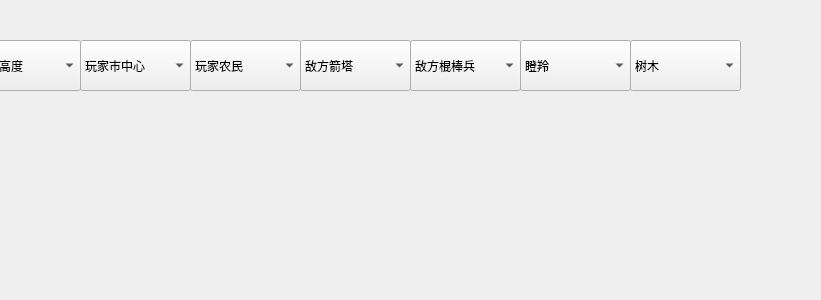
Above: Editor.ui from hackermmzz/new-aoe before the change; both pictures show x 360 to 1181 and y 0 to 300 of the 1500 by 300 pixel window. Below: the same form after it.
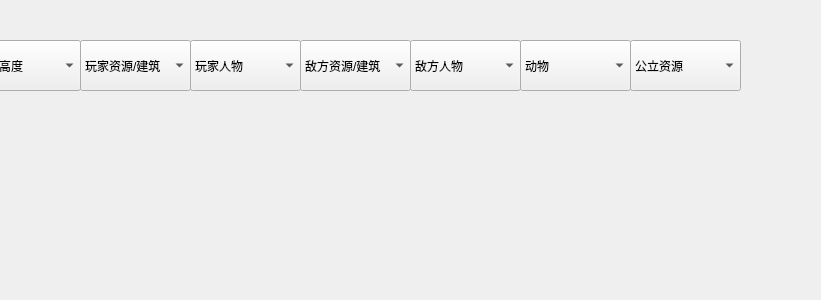
That is the form after the change.

```diff
--- a/Editor.ui
+++ b/Editor.ui
@@ -60,6 +60,11 @@
      <height>51</height>
     </rect>
    </property>
+   <item>
+    <property name="text">
+     <string>玩家资源/建筑</string>
+    </property>
+   </item>
    <item>
     <property name="text">
      <string>玩家市中心</string>
@@ -115,6 +120,11 @@
      <height>51</height>
     </rect>
    </property>
+   <item>
+    <property name="text">
+     <string>敌方资源/建筑</string>
+    </property>
+   </item>
    <item>
     <property name="text">
      <string>敌方箭塔</string>
@@ -135,6 +145,11 @@
      <height>51</height>
     </rect>
    </property>
+   <item>
+    <property name="text">
+     <string>玩家人物</string>
+    </property>
+   </item>
    <item>
     <property name="text">
      <string>玩家农民</string>
@@ -170,6 +185,11 @@
      <height>51</height>
     </rect>
    </property>
+   <item>
+    <property name="text">
+     <string>敌方人物</string>
+    </property>
+   </item>
    <item>
     <property name="text">
      <string>敌方棍棒兵</string>
@@ -200,6 +220,11 @@
      <height>51</height>
     </rect>
    </property>
+   <item>
+    <property name="text">
+     <string>公立资源</string>
+    </property>
+   </item>
    <item>
     <property name="text">
      <string>树木</string>
@@ -225,6 +250,11 @@
      <height>51</height>
     </rect>
    </property>
+   <item>
+    <property name="text">
+     <string>动物</string>
+    </property>
+   </item>
    <item>
     <property name="text">
      <string>瞪羚</string>
```
